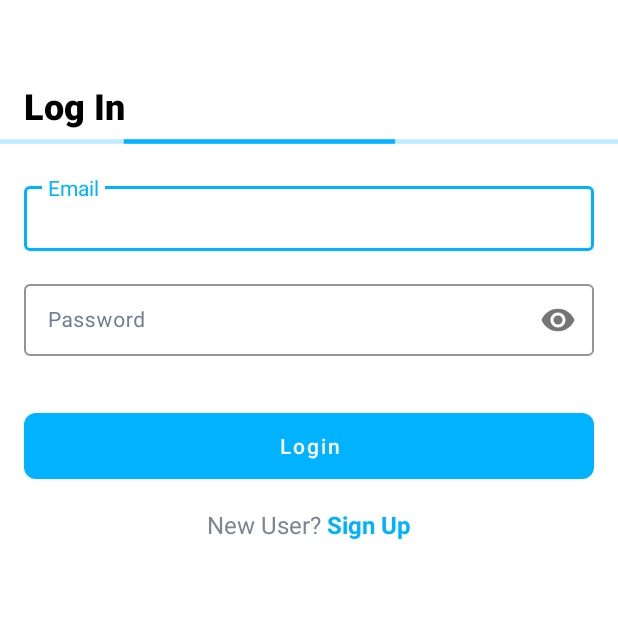
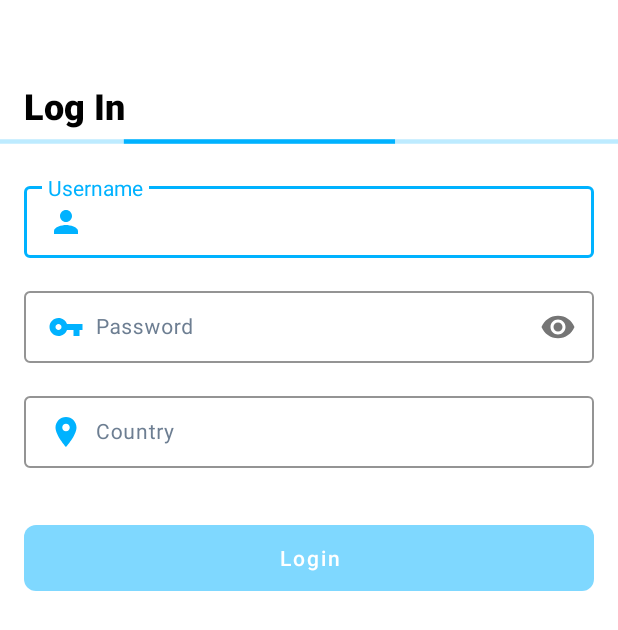
Before and after one commit to mnleano/cartrack-mobile-challenge-android, an Android app: the screen it shows after launch (LoginActivity), on a phone screen of 412 x 824 dp. Shown: the top 630 px of the screen. Run offline under Robolectric (Android 15) with nearby library versions, the phone set to English and light mode, and no system bars; our stand-ins replace Timber, data binding; libraries missing offline, so code that uses them is left out: br.com.ilhasoft, com.facebook.soloader, com.tencent.mmkv, io.objectbox, io.objectbox.android; 6 statements that could not run were skipped.

Commit message:
CountryPickerBottomSheetDialog

```diff
--- a/app/src/main/java/com/neds/cartrackmobilechallenge/data/entities/AppUser.kt
+++ b/app/src/main/java/com/neds/cartrackmobilechallenge/data/entities/AppUser.kt
@@ -8,7 +8,7 @@ data class AppUser(
     @Id var id: Long = 0,
     var userId: Long,
     var fullName: String,
-    var phoneNumber: String,
-    var emailAddress: String,
-    var password: String
+    var username: String,
+    var password: String,
+    var country: String
 )
--- a/app/src/main/java/com/neds/cartrackmobilechallenge/data/viewModels/LoginViewModel.kt
+++ b/app/src/main/java/com/neds/cartrackmobilechallenge/data/viewModels/LoginViewModel.kt
@@ -6,17 +6,18 @@ import com.neds.cartrackmobilechallenge.infrastructure.SingleEvent
 
 class LoginViewModel : BaseViewModel() {
 
-    val email = MutableLiveData<String>()
+    val username = MutableLiveData<String>()
     val password = MutableLiveData<String>()
+    val country = MutableLiveData<String>()
+
+    private val mCountryClickEvent = MutableLiveData<SingleEvent<Unit>>()
+    val countryClickEvent: LiveData<SingleEvent<Unit>> = mCountryClickEvent
 
     private val mLoginSuccessfulEvent = MutableLiveData<SingleEvent<Unit>>()
     val loginSuccessfulEvent: LiveData<SingleEvent<Unit>> = mLoginSuccessfulEvent
 
-    private val mSignUpClickEvent = MutableLiveData<SingleEvent<Unit>>()
-    val signUpClickEvent: LiveData<SingleEvent<Unit>> = mSignUpClickEvent
-
     init {
-        formValidation.addRequiredString(email)
+        formValidation.addRequiredString(username)
         formValidation.addRequiredString(password)
     }
 
@@ -24,8 +25,6 @@ class LoginViewModel : BaseViewModel() {
 
     }
 
-    fun signUpClickEvent(){
-
-    }
+    fun countryClickEvent() = mCountryClickEvent.postValue(SingleEvent(Unit))
 
 }
--- a/app/src/main/java/com/neds/cartrackmobilechallenge/ui/login/LoginActivity.kt
+++ b/app/src/main/java/com/neds/cartrackmobilechallenge/ui/login/LoginActivity.kt
@@ -1,12 +1,45 @@
 package com.neds.cartrackmobilechallenge.ui.login
 
-import androidx.appcompat.app.AppCompatActivity
 import android.os.Bundle
+import androidx.databinding.DataBindingUtil
 import com.neds.cartrackmobilechallenge.R
+import com.neds.cartrackmobilechallenge.data.viewModels.LoginViewModel
+import com.neds.cartrackmobilechallenge.databinding.ActivityLoginBinding
+import com.neds.cartrackmobilechallenge.infrastructure.Lg
+import com.neds.cartrackmobilechallenge.ui.BaseActivity
+import com.neds.cartrackmobilechallenge.ui.countryPicker.CountryPickerDialog
+import org.koin.androidx.viewmodel.ext.android.viewModel
 
-class LoginActivity : AppCompatActivity() {
+class LoginActivity : BaseActivity() {
+
+    private lateinit var binding: ActivityLoginBinding
+    private val vm: LoginViewModel by viewModel()
+
     override fun onCreate(savedInstanceState: Bundle?) {
         super.onCreate(savedInstanceState)
-        setContentView(R.layout.activity_login)
+        binding = DataBindingUtil.setContentView(this, R.layout.activity_login)
+
+
+        initViews()
+        observeData()
+
+    }
+
+    private fun initViews() {
+        binding.lifecycleOwner = this
+        binding.vm = vm
+
+    }
+
+    private fun observeData() {
+
+        vm.countryClickEvent.observe(this, {
+            Lg.d("observeData: countryClickEvent")
+            CountryPickerDialog.newInstance(vm.country.value,
+                object : CountryPickerDialog.CountryPickerListener {
+                    override fun onCountrySelected(country: String) =
+                        vm.country.postValue(country)
+                }).show(supportFragmentManager, CountryPickerDialog.TAG)
+        })
     }
 }
--- /dev/null
+++ b/app/src/main/res/drawable/ic_check.xml
@@ -0,0 +1,5 @@
+<vector android:height="20dp" android:viewportHeight="960"
+    android:viewportWidth="960" android:width="20dp" xmlns:android="http://schemas.android.com/apk/res/android">
+    <path android:fillColor="#00acf3"
+        android:pathData="M146,675c-130,-138 -146,-158 -146,-189 0,-44 22,-66 65,-66 30,0 46,13 148,122l116,122 265,-262c254,-251 267,-262 304,-262 47,0 62,14 62,60 0,33 -19,54 -298,333 -280,280 -299,297 -333,297 -34,0 -46,-11 -183,-155z" android:strokeColor="#00000000"/>
+</vector>
--- a/app/src/main/res/layout/activity_login.xml
+++ b/app/src/main/res/layout/activity_login.xml
@@ -54,24 +54,19 @@
                 app:layout_constraintTop_toBottomOf="@+id/loading">
 
                 <com.google.android.material.textfield.TextInputLayout
-                    android:id="@+id/tilEmail"
+                    android:id="@+id/tilUsername"
                     style="@style/TextInputLayout"
                     android:layout_marginTop="@dimen/_16dp"
-                    android:hint="@string/email"
+                    android:hint="@string/username"
                     app:layout_constraintEnd_toEndOf="parent"
                     app:layout_constraintStart_toStartOf="parent"
                     app:layout_constraintTop_toTopOf="parent">
 
                     <com.google.android.material.textfield.TextInputEditText
-                        android:id="@+id/etEmail"
+                        android:id="@+id/etUsername"
                         style="@style/TextInputEditText"
-                        android:inputType="textEmailAddress"
-                        android:text="@={vm.email}"
-                        app:validateEmpty="@{true}"
-                        app:validateEmptyAutoDismiss="@{true}"
-                        app:validateType='@{"email"}'
-                        app:validateTypeAutoDismiss="@{true}"
-                        app:validateTypeMessage="@{@string/invalid_email}" />
+                        android:drawableStart="@drawable/ic_profile"
+                        android:text="@={vm.username}" />
 
                 </com.google.android.material.textfield.TextInputLayout>
 
@@ -82,16 +77,38 @@
                     android:hint="@string/password"
                     app:layout_constraintEnd_toEndOf="parent"
                     app:layout_constraintStart_toStartOf="parent"
-                    app:layout_constraintTop_toBottomOf="@id/tilEmail"
+                    app:layout_constraintTop_toBottomOf="@id/tilUsername"
                     app:passwordToggleEnabled="true">
 
                     <com.google.android.material.textfield.TextInputEditText
                         android:id="@+id/etPassword"
+                        style="@style/TextInputEditText"
+                        android:drawableStart="@drawable/ic_password"
+                        android:inputType="textPassword"
+                        android:text="@={vm.password}" />
+
+                </com.google.android.material.textfield.TextInputLayout>
+
+                <com.google.android.material.textfield.TextInputLayout
+                    android:id="@+id/tilCountry"
+                    style="@style/TextInputLayout"
+                    android:layout_marginTop="@dimen/_16dp"
+                    android:hint="@string/country"
+                    app:layout_constraintEnd_toEndOf="parent"
+                    app:layout_constraintStart_toStartOf="parent"
+                    app:layout_constraintTop_toBottomOf="@id/tilPassword">
+
+                    <com.google.android.material.textfield.TextInputEditText
+                        android:id="@+id/etCountry"
                         style="@style/TextInputEditText.ActionGo"
-                        android:inputType="textPassword"
-                        android:text="@={vm.password}"
-                        app:validateEmpty="@{true}"
-                        app:validateEmptyAutoDismiss="@{true}" />
+                        android:clickable="true"
+                        android:cursorVisible="false"
+                        android:drawableStart="@drawable/ic_address"
+                        android:focusable="false"
+                        android:focusableInTouchMode="false"
+                        android:onClick="@{() -> vm.countryClickEvent()}"
+                        android:text="@={vm.country}"
+                        tools:ignore="KeyboardInaccessibleWidget" />
 
                 </com.google.android.material.textfield.TextInputLayout>
 
@@ -104,29 +121,7 @@
                     android:onClick="@{() -> vm.login()}"
                     android:text="@string/login"
                     app:layout_constraintStart_toStartOf="parent"
-                    app:layout_constraintTop_toBottomOf="@+id/tilPassword" />
-
-
-                <TextView
-                    android:id="@+id/lblNewUser"
-                    style="@style/TextView.Label"
-                    android:layout_marginTop="@dimen/_16dp"
-                    android:layout_marginEnd="@dimen/_2dp"
-                    android:text="@string/new_user"
-                    app:layout_constraintEnd_toStartOf="@+id/btnSignUp"
-                    app:layout_constraintHorizontal_chainStyle="packed"
-                    app:layout_constraintStart_toStartOf="parent"
-                    app:layout_constraintTop_toBottomOf="@+id/btnLogin" />
-
-                <TextView
-                    android:id="@+id/btnSignUp"
-                    style="@style/TextView.Button"
-                    android:layout_marginStart="@dimen/_2dp"
-                    android:onClick="@{() -> vm.signUpClickEvent()}"
-                    android:text="@string/sign_up"
-                    app:layout_constraintEnd_toEndOf="parent"
-                    app:layout_constraintStart_toEndOf="@+id/lblNewUser"
-                    app:layout_constraintTop_toTopOf="@+id/lblNewUser" />
+                    app:layout_constraintTop_toBottomOf="@+id/tilCountry" />
 
             </androidx.constraintlayout.widget.ConstraintLayout>
         </androidx.constraintlayout.widget.ConstraintLayout>
--- a/app/src/main/res/values/styles.xml
+++ b/app/src/main/res/values/styles.xml
@@ -123,6 +123,7 @@
     </style>
 
     <style name="TextView.Title" parent="TextView.XL">
+        <item name="android:textColor">@color/text_color_black</item>
         <item name="android:textStyle">bold</item>
     </style>
 
@@ -228,6 +229,10 @@
         <item name="android:layout_marginEnd">@dimen/_16dp</item>
     </style>
 
+    <style name="Divider.Thin" parent="Divider">
+        <item name="android:layout_height">@dimen/stroke_weight_thin</item>
+    </style>
+
     <style name="Divider.Blue" parent="Divider">
         <item name="android:background">@color/blue</item>
     </style>
```
Also changed, not shown: app/src/main/java/com/neds/cartrackmobilechallenge/ui/countryPicker/CountryPickerAdapter.kt (added, +38 -0 lines), app/src/main/java/com/neds/cartrackmobilechallenge/ui/countryPicker/CountryPickerDialog.kt (added, +95 -0 lines), app/src/main/res/drawable/background_search.xml (added, +7 -0 lines), app/src/main/res/layout/activity_intro.xml (deleted, +0 -49 lines), app/src/main/res/layout/dialog_country_picker.xml (added, +49 -0 lines), app/src/main/res/layout/row_country_picker.xml (added, +53 -0 lines), app/src/main/res/values/colors.xml (+1 -6 lines), app/src/main/res/values/strings.xml (+31 -18 lines), app/src/main/res/drawable-hdpi/ic_search.png (added), 2 other files.
